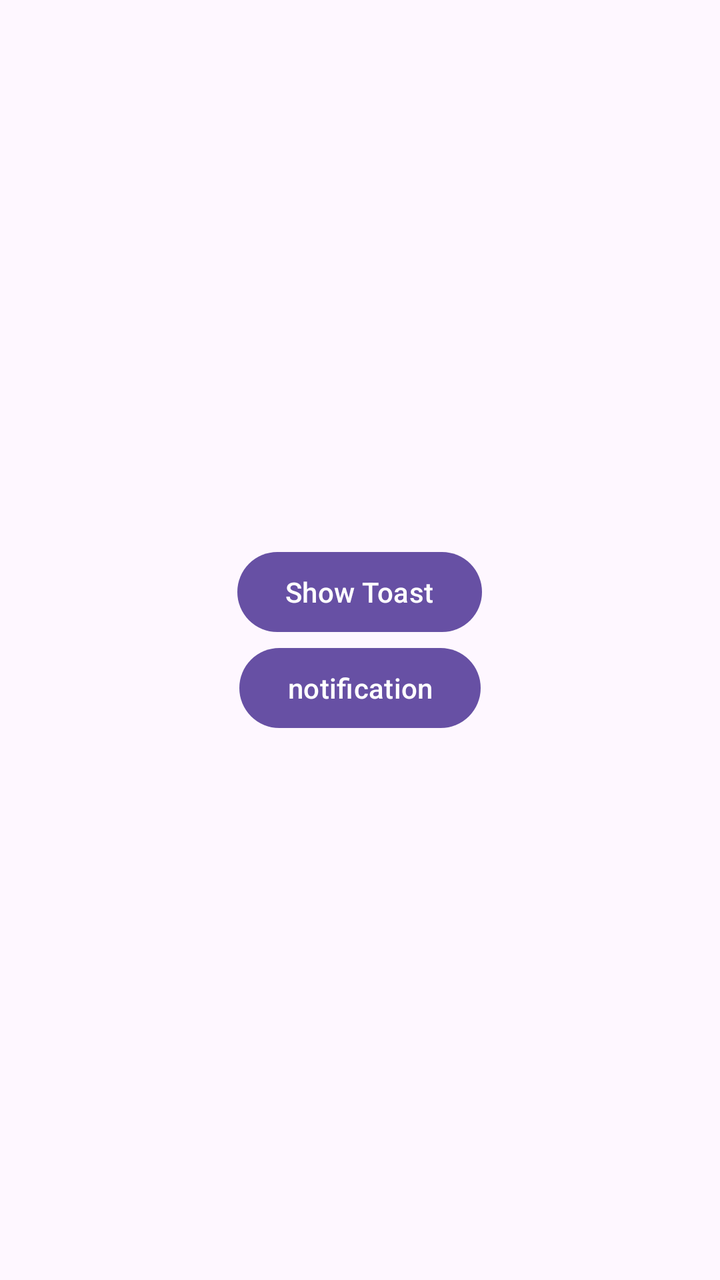
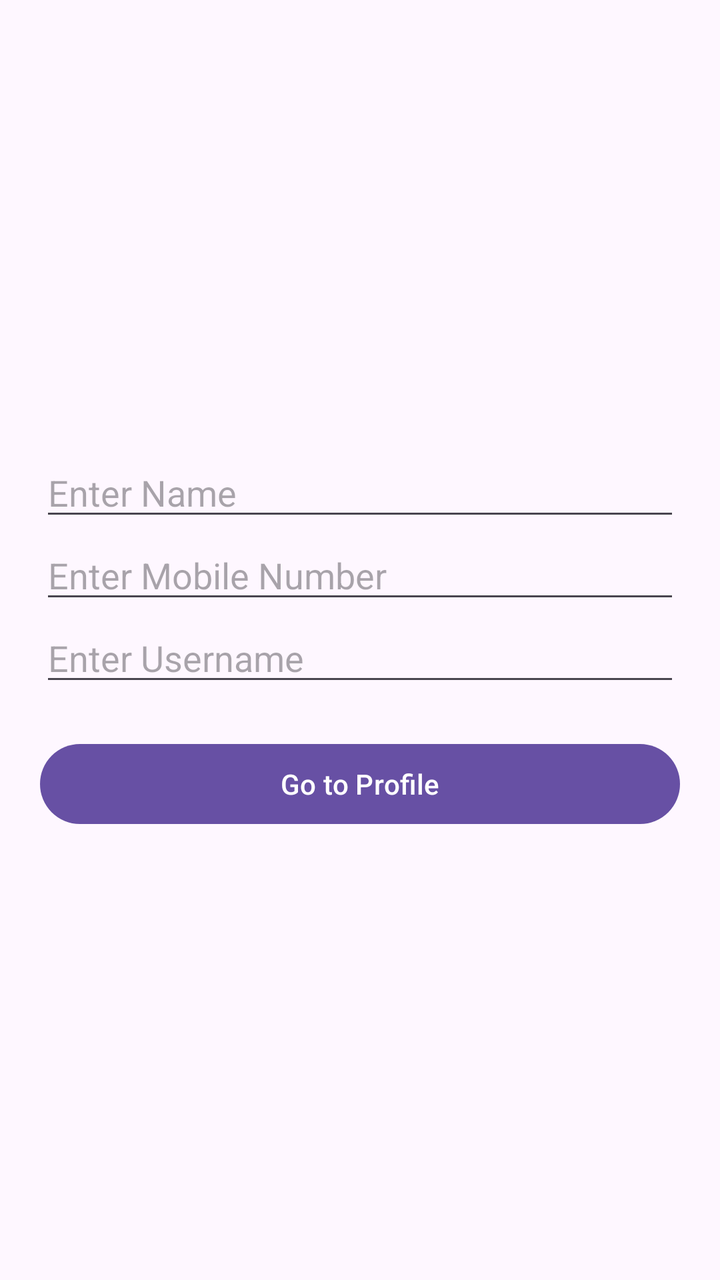

Screens rendered from an Android XML layout before and after an edit, with the pre-edit source and the edit as a unified diff.
<!-- AndroidManifest.xml: application theme Theme.MyApplication -->
<!-- res/layout/activity_main.xml -->
<?xml version="1.0" encoding="utf-8"?>
<LinearLayout xmlns:android="http://schemas.android.com/apk/res/android"
    xmlns:app="http://schemas.android.com/apk/res-auto"
    xmlns:tools="http://schemas.android.com/tools"
    android:layout_width="match_parent"
    android:layout_height="match_parent"
    android:gravity="center"
    android:orientation="vertical"
    tools:context=".MainActivity">

    <Button
        android:id="@+id/btnToast"
        android:layout_width="wrap_content"
        android:layout_height="wrap_content"
        android:text="Show Toast" />

    <Button
        android:id="@+id/click"
        android:layout_width="wrap_content"
        android:layout_height="wrap_content"
        android:text="notification" />


</LinearLayout>
<!-- resources referenced by this layout -->
<resources>
  <style name="Theme.MyApplication" parent="Base.Theme.MyApplication" />
  <style name="Base.Theme.MyApplication" parent="Theme.Material3.DayNight.NoActionBar">
          
          
      </style>
</resources>

<!-- the commit's change to res/layout/activity_main.xml (unified diff, before → after) -->
@@ -1,24 +1,35 @@
 <?xml version="1.0" encoding="utf-8"?>
 <LinearLayout xmlns:android="http://schemas.android.com/apk/res/android"
-    xmlns:app="http://schemas.android.com/apk/res-auto"
-    xmlns:tools="http://schemas.android.com/tools"
     android:layout_width="match_parent"
     android:layout_height="match_parent"
-    android:gravity="center"
     android:orientation="vertical"
-    tools:context=".MainActivity">
+    android:padding="20dp"
+    android:gravity="center">
+
+    <EditText
+        android:id="@+id/editName"
+        android:layout_width="match_parent"
+        android:layout_height="wrap_content"
+        android:hint="Enter Name" />
+
+    <EditText
+        android:id="@+id/editMobile"
+        android:layout_width="match_parent"
+        android:layout_height="wrap_content"
+        android:inputType="phone"
+        android:hint="Enter Mobile Number" />
+
+    <EditText
+        android:id="@+id/editUsername"
+        android:layout_width="match_parent"
+        android:layout_height="wrap_content"
+        android:hint="Enter Username" />
 
     <Button
-        android:id="@+id/btnToast"
-        android:layout_width="wrap_content"
+        android:id="@+id/btnGoToProfile"
+        android:layout_width="match_parent"
         android:layout_height="wrap_content"
-        android:text="Show Toast" />
-
-    <Button
-        android:id="@+id/click"
-        android:layout_width="wrap_content"
-        android:layout_height="wrap_content"
-        android:text="notification" />
-
+        android:layout_marginTop="20dp"
+        android:text="Go to Profile" />
 
 </LinearLayout>
